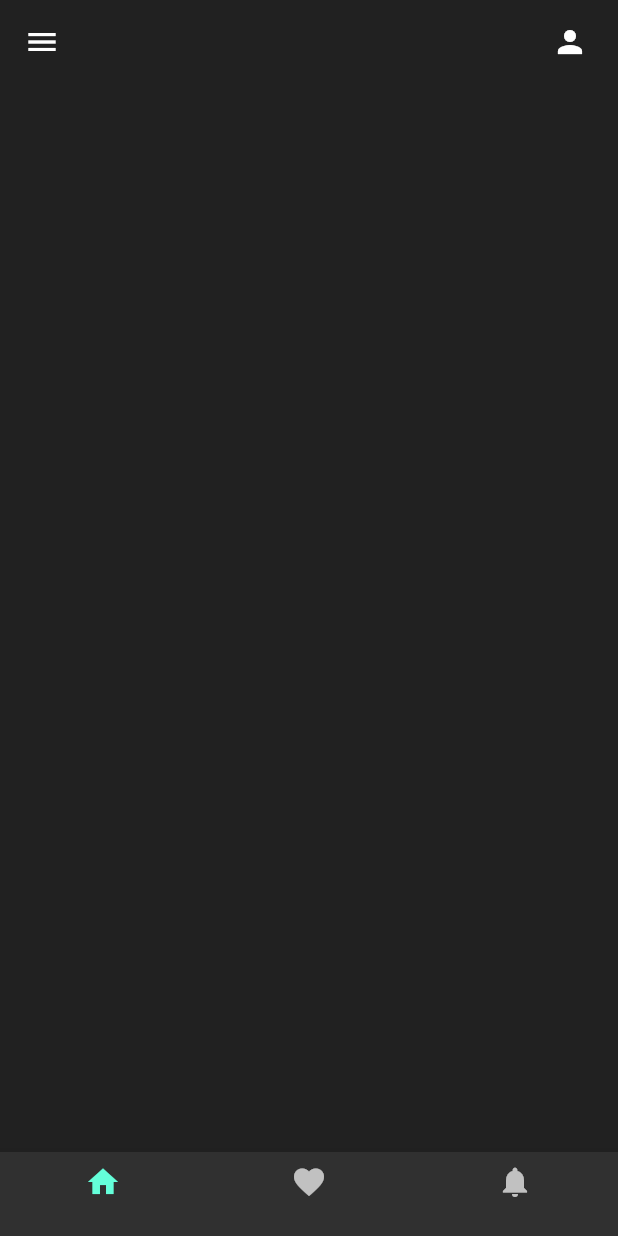
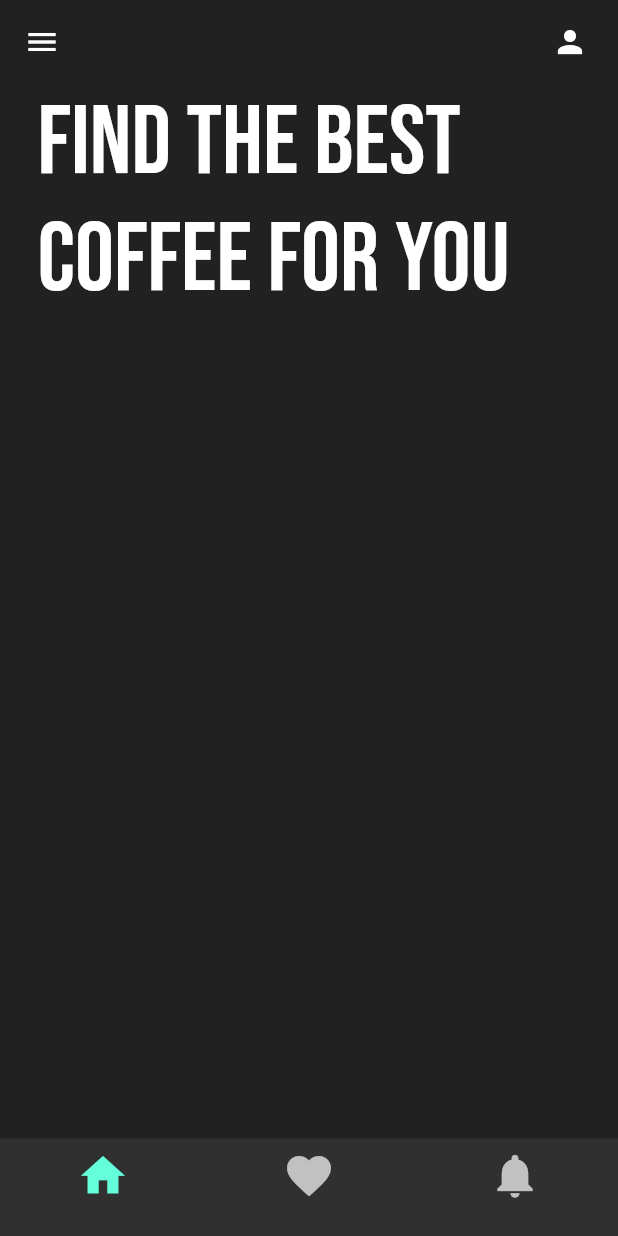
Before and after one commit to MaryaBaloch20/Coffee-app-ui-flutter, a Flutter app: the screen it shows after launch, on a phone screen of 412 x 824 dp. Run offline on Flutter 3.47's test engine with Material 2 defaults, Android fonts, the phone set to English and light mode, and no system bars; our stand-ins replace google_fonts.

Commit message:
Heading Text Added

```diff
--- a/lib/pages/home_page.dart
+++ b/lib/pages/home_page.dart
@@ -1,6 +1,7 @@
 // ignore_for_file: prefer_const_literals_to_create_immutables
 
 import 'package:flutter/material.dart';
+import 'package:google_fonts/google_fonts.dart';
 
 class HomePage extends StatefulWidget {
   const HomePage({Key? key}) : super(key: key);
@@ -28,21 +29,29 @@
       bottomNavigationBar: BottomNavigationBar(
         items: const [
           BottomNavigationBarItem(
-            icon: Icon(Icons.home),
+            icon: Icon(Icons.home, size: 35),
             label: '',
           ),
           BottomNavigationBarItem(
-            icon: Icon(Icons.favorite),
+            icon: Icon(Icons.favorite, size: 35),
             label: '',
           ),
           BottomNavigationBarItem(
-            icon: Icon(Icons.notifications),
+            icon: Icon(Icons.notifications, size: 35),
             label: '',
           ),
         ],
       ),
       body: Column(
-        children: [],
+        children: [
+          Padding(
+            padding: const EdgeInsets.symmetric(horizontal: 25.0),
+            child: Text(
+              "Find the best coffee for you",
+              style: GoogleFonts.bebasNeue(fontSize: 65),
+            ),
+          ),
+        ],
       ),
     );
   }
--- a/pubspec.yaml
+++ b/pubspec.yaml
@@ -34,6 +34,7 @@
   # The following adds the Cupertino Icons font to your application.
   # Use with the CupertinoIcons class for iOS style icons.
   cupertino_icons: ^1.0.2
+  google_fonts:
 
 dev_dependencies:
   flutter_test:
```
Also changed, not shown: pubspec.lock.
